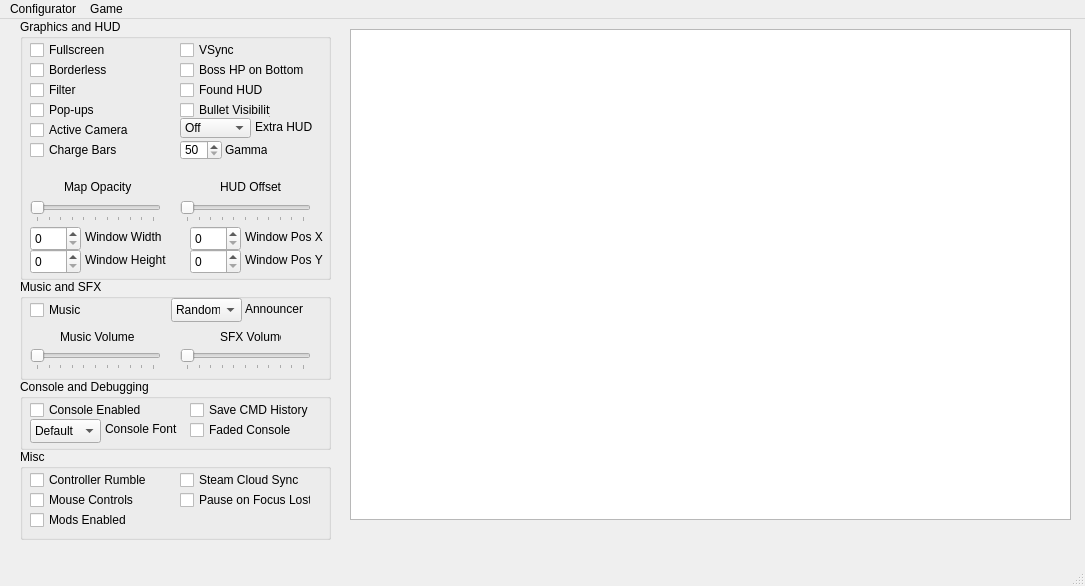
This is mainwindow.ui in BrakeDude/IsaacConfigurator as Qt 5 draws it before an edit. The edited form follows.
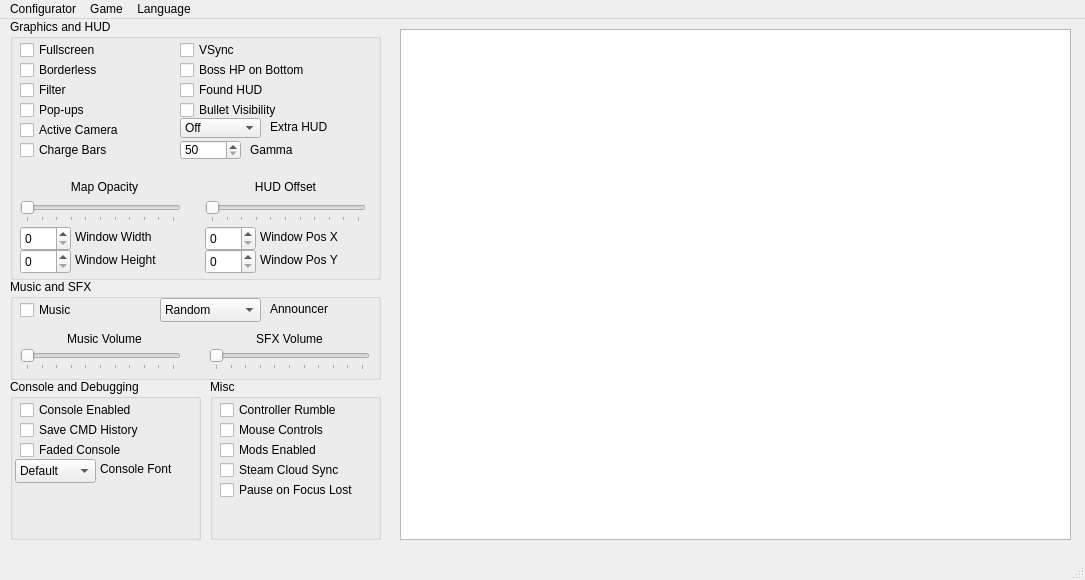
This is the edited form.

The edit to the form file:
```diff
--- a/mainwindow.ui
+++ b/mainwindow.ui
@@ -7,13 +7,13 @@
     <x>0</x>
     <y>0</y>
     <width>1085</width>
-    <height>586</height>
+    <height>580</height>
    </rect>
   </property>
   <property name="minimumSize">
    <size>
     <width>1085</width>
-    <height>544</height>
+    <height>580</height>
    </size>
   </property>
   <property name="windowTitle">
@@ -23,9 +23,9 @@
    <widget class="QGroupBox" name="groupBox_GFX">
     <property name="geometry">
      <rect>
-      <x>20</x>
+      <x>10</x>
       <y>0</y>
-      <width>311</width>
+      <width>371</width>
       <height>261</height>
      </rect>
     </property>
@@ -35,9 +35,9 @@
     <widget class="QSlider" name="horizontalSlider_HUD">
      <property name="geometry">
       <rect>
-       <x>160</x>
+       <x>195</x>
        <y>182</y>
-       <width>131</width>
+       <width>161</width>
        <height>21</height>
       </rect>
      </property>
@@ -68,7 +68,7 @@
       <rect>
        <x>10</x>
        <y>80</y>
-       <width>71</width>
+       <width>131</width>
        <height>22</height>
       </rect>
      </property>
@@ -84,7 +84,7 @@
       <rect>
        <x>10</x>
        <y>20</y>
-       <width>81</width>
+       <width>131</width>
        <height>22</height>
       </rect>
      </property>
@@ -100,7 +100,7 @@
       <rect>
        <x>10</x>
        <y>60</y>
-       <width>71</width>
+       <width>131</width>
        <height>22</height>
       </rect>
      </property>
@@ -116,7 +116,7 @@
       <rect>
        <x>10</x>
        <y>100</y>
-       <width>101</width>
+       <width>131</width>
        <height>22</height>
       </rect>
      </property>
@@ -130,22 +130,25 @@
     <widget class="QLabel" name="label_HUD">
      <property name="geometry">
       <rect>
-       <x>200</x>
+       <x>195</x>
        <y>157</y>
-       <width>61</width>
+       <width>161</width>
        <height>21</height>
       </rect>
      </property>
      <property name="text">
       <string>HUD Offset</string>
      </property>
+     <property name="alignment">
+      <set>Qt::AlignCenter</set>
+     </property>
     </widget>
     <widget class="QSpinBox" name="spinBox_Gamma">
      <property name="geometry">
       <rect>
-       <x>160</x>
+       <x>170</x>
        <y>121</y>
-       <width>42</width>
+       <width>61</width>
        <height>20</height>
       </rect>
      </property>
@@ -162,9 +165,9 @@
     <widget class="QLabel" name="label_Gamma">
      <property name="geometry">
       <rect>
-       <x>205</x>
+       <x>240</x>
        <y>120</y>
-       <width>42</width>
+       <width>101</width>
        <height>21</height>
       </rect>
      </property>
@@ -177,7 +180,7 @@
       <rect>
        <x>10</x>
        <y>182</y>
-       <width>131</width>
+       <width>161</width>
        <height>21</height>
       </rect>
      </property>
@@ -206,22 +209,28 @@
     <widget class="QLabel" name="label_Map">
      <property name="geometry">
       <rect>
-       <x>44</x>
+       <x>14</x>
        <y>157</y>
-       <width>71</width>
+       <width>161</width>
        <height>21</height>
       </rect>
      </property>
+     <property name="layoutDirection">
+      <enum>Qt::LeftToRight</enum>
+     </property>
      <property name="text">
       <string>Map Opacity</string>
      </property>
+     <property name="alignment">
+      <set>Qt::AlignCenter</set>
+     </property>
     </widget>
     <widget class="QCheckBox" name="checkBox_ChargeBar">
      <property name="geometry">
       <rect>
        <x>10</x>
        <y>120</y>
-       <width>101</width>
+       <width>131</width>
        <height>22</height>
       </rect>
      </property>
@@ -235,9 +244,9 @@
     <widget class="QComboBox" name="comboBox_ExtraHUD">
      <property name="geometry">
       <rect>
-       <x>160</x>
+       <x>170</x>
        <y>99</y>
-       <width>71</width>
+       <width>81</width>
        <height>20</height>
       </rect>
      </property>
@@ -263,9 +272,9 @@
     <widget class="QLabel" name="label">
      <property name="geometry">
       <rect>
-       <x>235</x>
+       <x>260</x>
        <y>100</y>
-       <width>61</width>
+       <width>91</width>
        <height>16</height>
       </rect>
      </property>
@@ -276,9 +285,9 @@
     <widget class="QCheckBox" name="checkBox_FoundHUD">
      <property name="geometry">
       <rect>
-       <x>160</x>
+       <x>170</x>
        <y>60</y>
-       <width>91</width>
+       <width>141</width>
        <height>22</height>
       </rect>
      </property>
@@ -292,9 +301,9 @@
     <widget class="QCheckBox" name="checkBox_BossHPBot">
      <property name="geometry">
       <rect>
-       <x>160</x>
+       <x>170</x>
        <y>40</y>
-       <width>131</width>
+       <width>141</width>
        <height>22</height>
       </rect>
      </property>
@@ -308,9 +317,9 @@
     <widget class="QCheckBox" name="checkBox_VSync">
      <property name="geometry">
       <rect>
-       <x>160</x>
+       <x>170</x>
        <y>20</y>
-       <width>131</width>
+       <width>141</width>
        <height>22</height>
       </rect>
      </property>
@@ -329,7 +338,7 @@
       <rect>
        <x>10</x>
        <y>40</y>
-       <width>81</width>
+       <width>131</width>
        <height>22</height>
       </rect>
      </property>
@@ -343,9 +352,9 @@
     <widget class="QCheckBox" name="checkBox_BulletVisibility">
      <property name="geometry">
       <rect>
-       <x>160</x>
+       <x>170</x>
        <y>80</y>
-       <width>91</width>
+       <width>141</width>
        <height>22</height>
       </rect>
      </property>
@@ -361,7 +370,7 @@
       <rect>
        <x>65</x>
        <y>207</y>
-       <width>81</width>
+       <width>111</width>
        <height>21</height>
       </rect>
      </property>
@@ -374,7 +383,7 @@
       <rect>
        <x>65</x>
        <y>230</y>
-       <width>91</width>
+       <width>111</width>
        <height>21</height>
       </rect>
      </property>
@@ -423,9 +432,9 @@
     <widget class="QLabel" name="label_PosX">
      <property name="geometry">
       <rect>
-       <x>225</x>
+       <x>250</x>
        <y>207</y>
-       <width>81</width>
+       <width>101</width>
        <height>21</height>
       </rect>
      </property>
@@ -436,7 +445,7 @@
     <widget class="QSpinBox" name="spinBox_PosX">
      <property name="geometry">
       <rect>
-       <x>170</x>
+       <x>195</x>
        <y>207</y>
        <width>51</width>
        <height>25</height>
@@ -455,7 +464,7 @@
     <widget class="QSpinBox" name="spinBox_PosY">
      <property name="geometry">
       <rect>
-       <x>170</x>
+       <x>195</x>
        <y>230</y>
        <width>51</width>
        <height>25</height>
@@ -474,9 +483,9 @@
     <widget class="QLabel" name="label_PosY">
      <property name="geometry">
       <rect>
-       <x>225</x>
+       <x>250</x>
        <y>230</y>
-       <width>81</width>
+       <width>101</width>
        <height>21</height>
       </rect>
      </property>
@@ -485,91 +494,13 @@
      </property>
     </widget>
    </widget>
-   <widget class="QGroupBox" name="groupBox_Misc">
-    <property name="geometry">
-     <rect>
-      <x>20</x>
-      <y>430</y>
-      <width>311</width>
-      <height>91</height>
-     </rect>
-    </property>
-    <property name="title">
-     <string>Misc</string>
-    </property>
-    <widget class="QCheckBox" name="checkBox_Rumble">
-     <property name="geometry">
-      <rect>
-       <x>10</x>
-       <y>20</y>
-       <width>131</width>
-       <height>22</height>
-      </rect>
-     </property>
-     <property name="text">
-      <string>Controller Rumble</string>
-     </property>
-    </widget>
-    <widget class="QCheckBox" name="checkBox_Mouse">
-     <property name="geometry">
-      <rect>
-       <x>10</x>
-       <y>40</y>
-       <width>131</width>
-       <height>22</height>
-      </rect>
-     </property>
-     <property name="text">
-      <string>Mouse Controls</string>
-     </property>
-    </widget>
-    <widget class="QCheckBox" name="checkBox_Pause">
-     <property name="geometry">
-      <rect>
-       <x>160</x>
-       <y>40</y>
-       <width>131</width>
-       <height>22</height>
-      </rect>
-     </property>
-     <property name="text">
-      <string>Pause on Focus Lost</string>
-     </property>
-    </widget>
-    <widget class="QCheckBox" name="checkBox_Steam">
-     <property name="geometry">
-      <rect>
-       <x>160</x>
-       <y>20</y>
-       <width>131</width>
-       <height>22</height>
-      </rect>
-     </property>
-     <property name="text">
-      <string>Steam Cloud Sync</string>
-     </property>
-    </widget>
-    <widget class="QCheckBox" name="checkBox_ModsEnabled">
-     <property name="geometry">
-      <rect>
-       <x>10</x>
-       <y>60</y>
-       <width>131</width>
-       <height>22</height>
-      </rect>
-     </property>
-     <property name="text">
-      <string>Mods Enabled</string>
-     </property>
-    </widget>
-   </widget>
    <widget class="QGroupBox" name="groupBox_Console">
     <property name="geometry">
      <rect>
-      <x>20</x>
+      <x>10</x>
       <y>360</y>
-      <width>311</width>
-      <height>71</height>
+      <width>191</width>
+      <height>161</height>
      </rect>
     </property>
     <property name="title">
@@ -578,9 +509,9 @@
     <widget class="QCheckBox" name="checkBox_FadeConsole">
      <property name="geometry">
       <rect>
-       <x>170</x>
-       <y>40</y>
-       <width>101</width>
+       <x>10</x>
+       <y>60</y>
+       <width>171</width>
        <height>22</height>
       </rect>
      </property>
@@ -594,9 +525,9 @@
     <widget class="QCheckBox" name="checkBox_SaveCMDHistory">
      <property name="geometry">
       <rect>
-       <x>170</x>
-       <y>20</y>
-       <width>161</width>
+       <x>10</x>
+       <y>40</y>
+       <width>171</width>
        <height>22</height>
       </rect>
      </property>
@@ -610,9 +541,9 @@
     <widget class="QComboBox" name="comboBox_ConsoleFont">
      <property name="geometry">
       <rect>
-       <x>10</x>
-       <y>40</y>
-       <width>71</width>
+       <x>5</x>
+       <y>80</y>
+       <width>81</width>
        <height>24</height>
       </rect>
      </property>
@@ -638,9 +569,9 @@
     <widget class="QLabel" name="label_ConsoleFont">
      <property name="geometry">
       <rect>
-       <x>85</x>
-       <y>40</y>
-       <width>81</width>
+       <x>90</x>
+       <y>80</y>
+       <width>91</width>
        <height>20</height>
       </rect>
      </property>
@@ -653,7 +584,7 @@
       <rect>
        <x>10</x>
        <y>20</y>
-       <width>111</width>
+       <width>171</width>
        <height>22</height>
       </rect>
      </property>
@@ -668,9 +599,9 @@
    <widget class="QGroupBox" name="groupBox_SFX">
     <property name="geometry">
      <rect>
-      <x>20</x>
+      <x>10</x>
       <y>260</y>
-      <width>311</width>
+      <width>371</width>
       <height>101</height>
      </rect>
     </property>
@@ -682,7 +613,7 @@
       <rect>
        <x>10</x>
        <y>70</y>
-       <width>131</width>
+       <width>161</width>
        <height>21</height>
       </rect>
      </property>
@@ -713,7 +644,7 @@
       <rect>
        <x>10</x>
        <y>20</y>
-       <width>51</width>
+       <width>111</width>
        <height>22</height>
       </rect>
      </property>
@@ -727,35 +658,41 @@
     <widget class="QLabel" name="label_MusicVol">
      <property name="geometry">
       <rect>
-       <x>40</x>
+       <x>14</x>
        <y>50</y>
-       <width>75</width>
-       <height>16</height>
+       <width>161</width>
+       <height>20</height>
       </rect>
      </property>
      <property name="text">
       <string>Music Volume</string>
      </property>
+     <property name="alignment">
+      <set>Qt::AlignCenter</set>
+     </property>
     </widget>
     <widget class="QLabel" name="label_SFXVol">
      <property name="geometry">
       <rect>
-       <x>200</x>
+       <x>199</x>
        <y>50</y>
-       <width>61</width>
-       <height>16</height>
+       <width>161</width>
+       <height>20</height>
       </rect>
      </property>
      <property name="text">
       <string>SFX Volume</string>
      </property>
+     <property name="alignment">
+      <set>Qt::AlignCenter</set>
+     </property>
     </widget>
     <widget class="QSlider" name="horizontalSlider_SFX">
      <property name="geometry">
       <rect>
-       <x>160</x>
+       <x>199</x>
        <y>70</y>
-       <width>131</width>
+       <width>161</width>
        <height>21</height>
       </rect>
      </property>
@@ -784,9 +721,9 @@
     <widget class="QLabel" name="label_Announcer">
      <property name="geometry">
       <rect>
-       <x>225</x>
+       <x>260</x>
        <y>20</y>
-       <width>71</width>
+       <width>101</width>
        <height>20</height>
       </rect>
      </property>
@@ -797,9 +734,9 @@
     <widget class="QComboBox" name="comboBox_Announcer">
      <property name="geometry">
       <rect>
-       <x>151</x>
+       <x>150</x>
        <y>19</y>
-       <width>71</width>
+       <width>101</width>
        <height>24</height>
       </rect>
      </property>
@@ -826,13 +763,91 @@
    <widget class="QTableWidget" name="tableMods">
     <property name="geometry">
      <rect>
-      <x>350</x>
+      <x>400</x>
       <y>10</y>
-      <width>721</width>
-      <height>491</height>
+      <width>671</width>
+      <height>511</height>
      </rect>
     </property>
    </widget>
+   <widget class="QGroupBox" name="groupBox_Misc">
+    <property name="geometry">
+     <rect>
+      <x>210</x>
+      <y>360</y>
+      <width>171</width>
+      <height>161</height>
+     </rect>
+    </property>
+    <property name="title">
+     <string>Misc</string>
+    </property>
+    <widget class="QCheckBox" name="checkBox_Rumble">
+     <property name="geometry">
+      <rect>
+       <x>10</x>
+       <y>20</y>
+       <width>141</width>
+       <height>22</height>
+      </rect>
+     </property>
+     <property name="text">
+      <string>Controller Rumble</string>
+     </property>
+    </widget>
+    <widget class="QCheckBox" name="checkBox_Mouse">
+     <property name="geometry">
+      <rect>
+       <x>10</x>
+       <y>40</y>
+       <width>141</width>
+       <height>22</height>
+      </rect>
+     </property>
+     <property name="text">
+      <string>Mouse Controls</string>
+     </property>
+    </widget>
+    <widget class="QCheckBox" name="checkBox_Pause">
+     <property name="geometry">
+      <rect>
+       <x>10</x>
+       <y>100</y>
+       <width>141</width>
+       <height>22</height>
+      </rect>
+     </property>
+     <property name="text">
+      <string>Pause on Focus Lost</string>
+     </property>
+    </widget>
+    <widget class="QCheckBox" name="checkBox_Steam">
+     <property name="geometry">
+      <rect>
+       <x>10</x>
+       <y>80</y>
+       <width>141</width>
+       <height>22</height>
+      </rect>
+     </property>
+     <property name="text">
+      <string>Steam Cloud Sync</string>
+     </property>
+    </widget>
+    <widget class="QCheckBox" name="checkBox_ModsEnabled">
+     <property name="geometry">
+      <rect>
+       <x>10</x>
+       <y>60</y>
+       <width>141</width>
+       <height>22</height>
+      </rect>
+     </property>
+     <property name="text">
+      <string>Mods Enabled</string>
+     </property>
+    </widget>
+   </widget>
   </widget>
   <widget class="QMenuBar" name="menubar">
    <property name="geometry">
@@ -859,8 +874,16 @@
     <addaction name="actionStartGame"/>
     <addaction name="actionCloseGame"/>
    </widget>
+   <widget class="QMenu" name="menuLanguage">
+    <property name="title">
+     <string>Language</string>
+    </property>
+    <addaction name="actionEnglish"/>
+    <addaction name="actionRussian"/>
+   </widget>
    <addaction name="menuFile"/>
    <addaction name="menuGame"/>
+   <addaction name="menuLanguage"/>
   </widget>
   <widget class="QStatusBar" name="statusbar">
    <property name="enabled">
```
Left out of the diff: 25 changed lines with no effect on the pictures.
